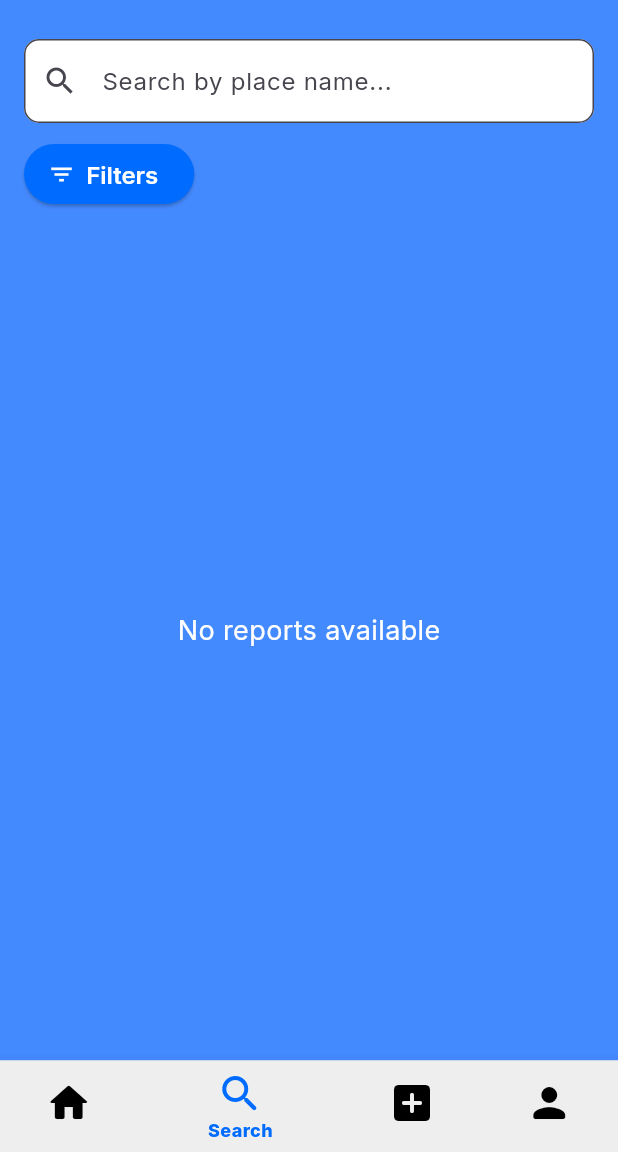
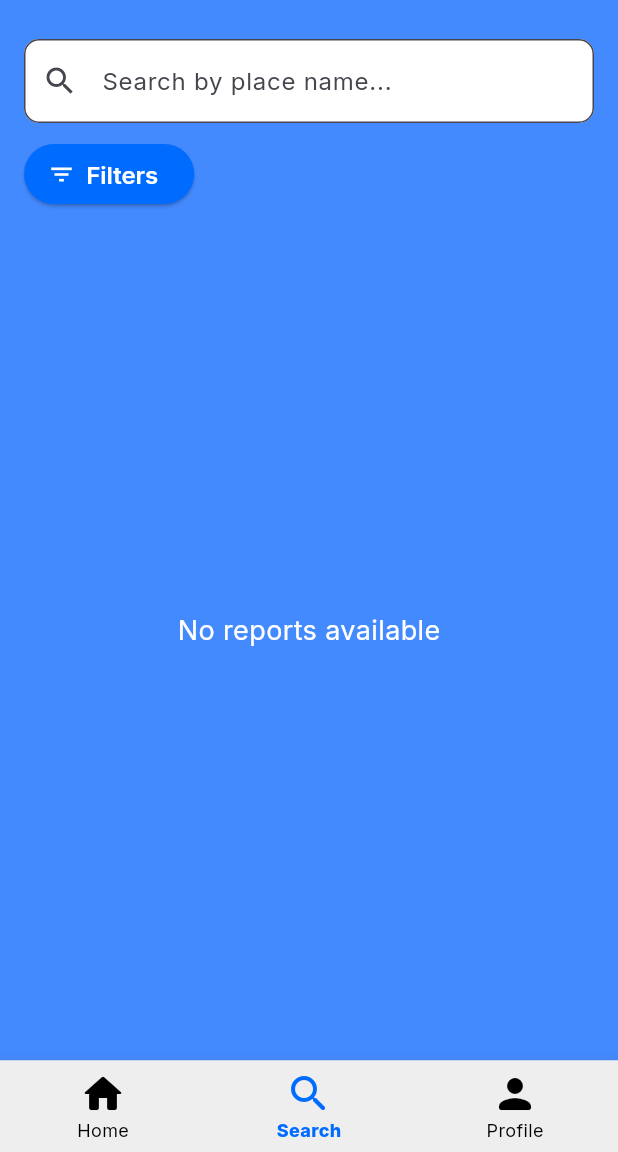
Before and after one commit to simaopsbarbosa/Inclui, a Flutter app: the screen it shows after launch, item 2 of the bottom bar chosen, on a phone screen of 412 x 824 dp, the part 84-1236 px from its top. Run offline on Flutter 3.47's test engine with Material 3 defaults, Android fonts, the phone set to English and light mode, and no system bars; our stand-ins replace firebase_auth, firebase_core, firebase_database, geolocator, google_fonts, shared_preferences; accounts and stored records are empty; generated files the repository leaves out were written again.

```diff
--- a/src/inclui/lib/main.dart
+++ b/src/inclui/lib/main.dart
@@ -6,7 +6,7 @@ import 'package:firebase_auth/firebase_auth.dart';
 import 'package:geolocator/geolocator.dart';
 import 'firebase_options.dart';
 import 'login_page.dart';
-import 'report_page.dart';
+// import 'report_page.dart';
 import 'profile_page.dart';
 
 void main() async {
@@ -69,9 +69,9 @@ class _HomeScreenState extends State<HomeScreen> {
         return HomePage();
       case 1:
         return SearchPage();
+      // case 2:
+      //   return ReportPage();
       case 2:
-        return ReportPage();
-      case 3:
         return ProfilePage();
       default:
         return HomePage();
@@ -88,7 +88,7 @@ class _HomeScreenState extends State<HomeScreen> {
     final user = FirebaseAuth.instance.currentUser;
     if (user != null) {
       setState(() {
-        _selectedIndex = 3;
+        _selectedIndex = 2;
       });
     } else {
       final result = await Navigator.push(
@@ -97,7 +97,7 @@ class _HomeScreenState extends State<HomeScreen> {
       );
       if (result == true) {
         setState(() {
-          _selectedIndex = 3;
+          _selectedIndex = 2;
         });
       }
     }
@@ -153,10 +153,10 @@ class _HomeScreenState extends State<HomeScreen> {
             icon: Icon(Icons.search_rounded),
             label: 'Search',
           ),
-          BottomNavigationBarItem(
-            icon: Icon(Icons.add_box_rounded),
-            label: 'Report',
-          ),
+          // BottomNavigationBarItem(
+          //   icon: Icon(Icons.add_box_rounded),
+          //   label: 'Report',
+          // ),
           BottomNavigationBarItem(
             icon: Icon(Icons.person_rounded),
             label: 'Profile',
```
